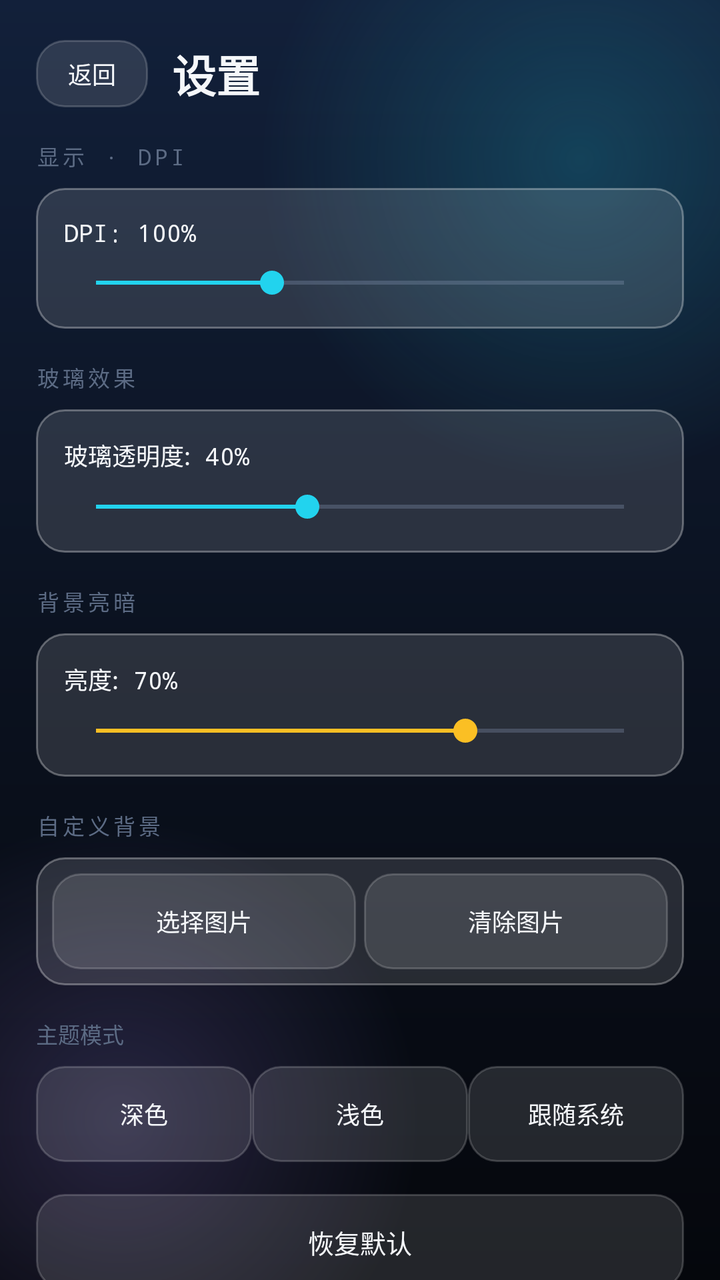
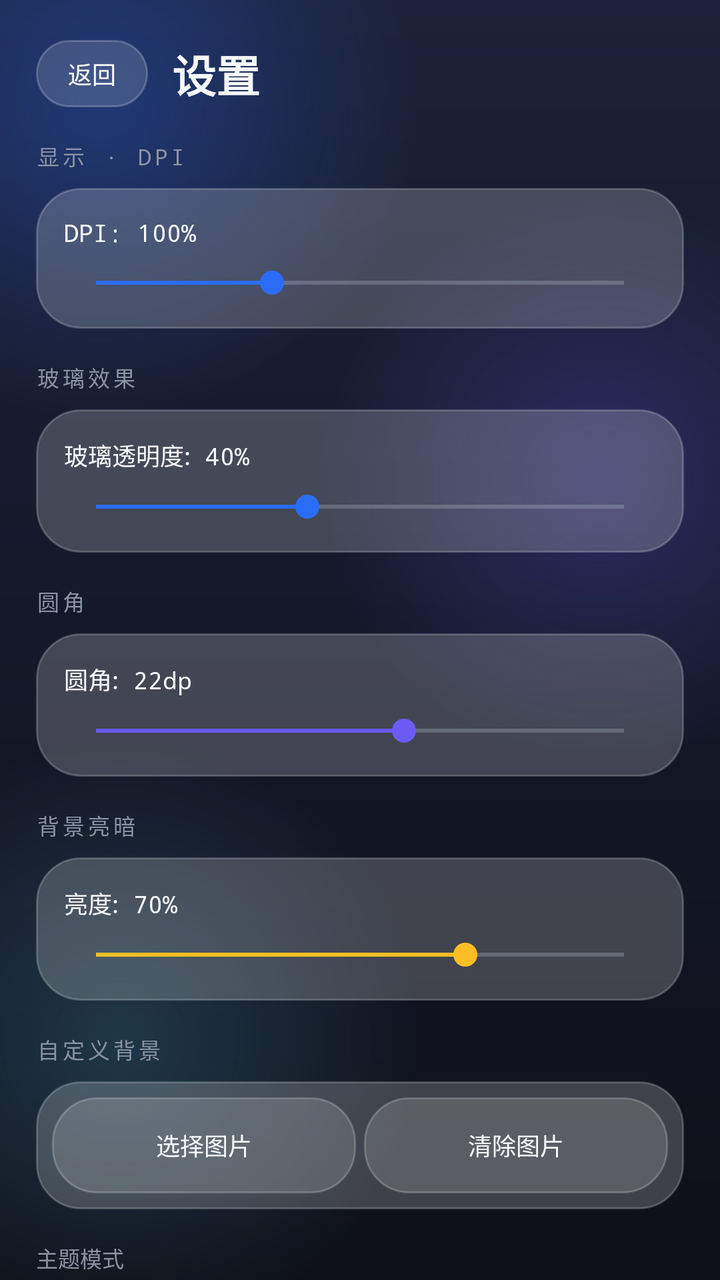

Screens rendered from an Android XML layout before and after an edit, with the pre-edit source and the edit as a unified diff.
<!-- AndroidManifest.xml: application theme AppTheme -->
<!-- res/layout/activity_settings.xml -->
<?xml version="1.0" encoding="utf-8"?>
<FrameLayout xmlns:android="http://schemas.android.com/apk/res/android"
    android:layout_width="match_parent" android:layout_height="match_parent">
    <ImageView android:id="@+id/bg_custom" android:layout_width="match_parent" android:layout_height="match_parent" android:scaleType="centerCrop" android:visibility="gone" />
    <View android:id="@+id/bg_hue" android:layout_width="match_parent" android:layout_height="match_parent" android:background="#00000000" />
    <View android:id="@+id/bg_glass" android:layout_width="match_parent" android:layout_height="match_parent" android:background="#00000000" />
    <LinearLayout android:layout_width="match_parent" android:layout_height="match_parent" android:orientation="vertical" android:fitsSystemWindows="true" android:paddingLeft="18dp" android:paddingRight="18dp">
        <LinearLayout android:layout_width="match_parent" android:layout_height="wrap_content" android:orientation="horizontal" android:gravity="center_vertical" android:paddingTop="20dp" android:paddingBottom="16dp">
            <Button android:id="@+id/btn_back" android:layout_width="wrap_content" android:layout_height="wrap_content" android:text="返回" android:textSize="12sp" android:textColor="@color/text_primary" android:background="@drawable/glass_btn_secondary" android:tag="glass" android:textAllCaps="false" android:paddingLeft="16dp" android:paddingRight="16dp" android:minWidth="0dp" android:minHeight="0dp" android:paddingTop="8dp" android:paddingBottom="8dp" />
            <TextView android:layout_width="0dp" android:layout_height="wrap_content" android:layout_weight="1" android:layout_marginStart="12dp" android:text="设置" android:textSize="22sp" android:textStyle="bold" android:textColor="@color/text_primary" />
        </LinearLayout>
        <ScrollView android:layout_width="match_parent" android:layout_height="0dp" android:layout_weight="1" android:scrollbars="none" android:clipToPadding="false">
            <LinearLayout android:layout_width="match_parent" android:layout_height="wrap_content" android:orientation="vertical" android:paddingBottom="24dp">
                <TextView android:layout_width="wrap_content" android:layout_height="wrap_content" android:text="显示 · DPI" style="@style/SectionLabel" android:layout_marginBottom="8dp" />
                <LinearLayout android:layout_width="match_parent" android:layout_height="wrap_content" android:orientation="vertical" android:background="@drawable/glass_card" android:tag="glass" android:padding="14dp" android:layout_marginBottom="16dp">
                    <TextView android:id="@+id/tv_dpi" android:layout_width="match_parent" android:layout_height="wrap_content" android:text="DPI: 100%" android:textSize="12sp" android:textColor="@color/text_primary" android:fontFamily="monospace" android:layout_marginBottom="8dp" />
                    <SeekBar android:id="@+id/seek_dpi" android:layout_width="match_parent" android:layout_height="wrap_content" android:max="150" android:progress="50" android:progressTint="@color/accent_cyan" android:thumbTint="@color/accent_cyan" />
                </LinearLayout>
                <TextView android:layout_width="wrap_content" android:layout_height="wrap_content" android:text="玻璃效果" style="@style/SectionLabel" android:layout_marginBottom="8dp" />
                <LinearLayout android:layout_width="match_parent" android:layout_height="wrap_content" android:orientation="vertical" android:background="@drawable/glass_card" android:tag="glass" android:padding="14dp" android:layout_marginBottom="16dp">
                    <TextView android:id="@+id/tv_glass" android:layout_width="match_parent" android:layout_height="wrap_content" android:text="玻璃透明度: 40%" android:textSize="12sp" android:textColor="@color/text_primary" android:fontFamily="monospace" android:layout_marginBottom="8dp" />
                    <SeekBar android:id="@+id/seek_glass" android:layout_width="match_parent" android:layout_height="wrap_content" android:max="100" android:progress="40" android:progressTint="@color/accent_cyan" android:thumbTint="@color/accent_cyan" />
                </LinearLayout>
                <TextView android:layout_width="wrap_content" android:layout_height="wrap_content" android:text="背景亮暗" style="@style/SectionLabel" android:layout_marginBottom="8dp" />
                <LinearLayout android:layout_width="match_parent" android:layout_height="wrap_content" android:orientation="vertical" android:background="@drawable/glass_card" android:tag="glass" android:padding="14dp" android:layout_marginBottom="16dp">
                    <TextView android:id="@+id/tv_bright" android:layout_width="match_parent" android:layout_height="wrap_content" android:text="亮度: 70%" android:textSize="12sp" android:textColor="@color/text_primary" android:fontFamily="monospace" android:layout_marginBottom="8dp" />
                    <SeekBar android:id="@+id/seek_bright" android:layout_width="match_parent" android:layout_height="wrap_content" android:max="100" android:progress="70" android:progressTint="@color/accent_amber" android:thumbTint="@color/accent_amber" />
                </LinearLayout>
                
<TextView android:layout_width="wrap_content" android:layout_height="wrap_content" android:text="自定义背景" style="@style/SectionLabel" android:layout_marginBottom="8dp" />
                <LinearLayout android:layout_width="match_parent" android:layout_height="wrap_content" android:orientation="horizontal" android:background="@drawable/glass_card" android:tag="glass" android:padding="8dp" android:layout_marginBottom="16dp">
                    <Button android:id="@+id/btn_pick_bg" android:layout_width="0dp" android:layout_height="wrap_content" android:layout_weight="1" android:text="选择图片" android:textSize="12sp" android:textColor="@color/text_primary" android:background="@drawable/glass_btn_secondary" android:tag="glass" android:textAllCaps="false" android:layout_marginEnd="4dp" android:padding="12dp" />
                    <Button android:id="@+id/btn_clear_bg" android:layout_width="0dp" android:layout_height="wrap_content" android:layout_weight="1" android:text="清除图片" android:textSize="12sp" android:textColor="@color/text_primary" android:background="@drawable/glass_btn_secondary" android:tag="glass" android:textAllCaps="false" android:padding="12dp" />
                </LinearLayout>
                <TextView android:layout_width="wrap_content" android:layout_height="wrap_content" android:text="主题模式" android:textSize="11sp" android:textColor="@color/text_muted" android:layout_marginBottom="8dp" />
                <LinearLayout android:layout_width="match_parent" android:layout_height="wrap_content" android:orientation="horizontal" android:layout_marginBottom="16dp">
                    <Button android:id="@+id/th_dark" android:layout_width="0dp" android:layout_height="wrap_content" android:layout_weight="1" android:textSize="12sp" android:textColor="@color/text_primary" android:background="@drawable/glass_btn_secondary" android:tag="glass" android:textAllCaps="false" android:padding="12dp" android:text="深色" />
                    <Button android:id="@+id/th_light" android:layout_width="0dp" android:layout_height="wrap_content" android:layout_weight="1" android:textSize="12sp" android:textColor="@color/text_primary" android:background="@drawable/glass_btn_secondary" android:tag="glass" android:textAllCaps="false" android:padding="12dp" android:text="浅色" />
                    <Button android:id="@+id/th_auto" android:layout_width="0dp" android:layout_height="wrap_content" android:layout_weight="1" android:textSize="12sp" android:textColor="@color/text_primary" android:background="@drawable/glass_btn_secondary" android:tag="glass" android:textAllCaps="false" android:padding="12dp" android:text="跟随系统" />
                </LinearLayout>
                <Button android:id="@+id/btn_reset" android:layout_width="match_parent" android:layout_height="wrap_content" android:text="恢复默认" android:textSize="13sp" android:textColor="@color/text_primary" android:background="@drawable/glass_btn_secondary" android:tag="glass" android:textAllCaps="false" android:padding="14dp" android:layout_marginBottom="10dp" />
            </LinearLayout>
        </ScrollView>
    </LinearLayout>
</FrameLayout>
<!-- resources referenced by this layout -->
<resources>
  <color name="accent_amber">#FBBF24</color>
  <color name="accent_cyan">#22D3EE</color>
  <color name="text_muted">#5C6B84</color>
  <color name="text_primary">#F5F7FA</color>
  <!-- drawable glass_btn_secondary (drawable) -->
  <?xml version="1.0" encoding="utf-8"?>
  <shape xmlns:android="http://schemas.android.com/apk/res/android" android:shape="rectangle">
    <solid android:color="#1FFFFFFF" />
    <corners android:radius="14dp" />
    <stroke android:width="1dp" android:color="#2EFFFFFF" />
  </shape>
  <!-- drawable glass_card (drawable) -->
  <?xml version="1.0" encoding="utf-8"?>
  <shape xmlns:android="http://schemas.android.com/apk/res/android" android:shape="rectangle">
      <solid android:color="#20FFFFFF" />
      <corners android:radius="14dp" />
      <stroke android:width="1dp" android:color="#50FFFFFF" />
  </shape>
  <style name="SectionLabel">
          <item name="android:textSize">11sp</item>
          <item name="android:textColor">@color/text_muted</item>
          <item name="android:fontFamily">monospace</item>
          <item name="android:letterSpacing">0.15</item>
      </style>
  <style name="AppTheme" parent="Theme.AppCompat.NoActionBar">
          <item name="colorPrimary">@color/bg_primary</item>
          <item name="colorPrimaryDark">@color/bg_primary</item>
          <item name="colorAccent">@color/accent_cyan</item>
          <item name="android:windowBackground">@drawable/bg_window</item>
          <item name="android:textColorPrimary">@color/text_primary</item>
          <item name="android:textColorSecondary">@color/text_secondary</item>
          <item name="android:windowAnimationStyle">@style/AppWindowAnim</item>
      </style>
  <color name="bg_primary">#0B0F17</color>
  <!-- drawable bg_window (drawable) -->
  <?xml version="1.0" encoding="utf-8"?>
  <layer-list xmlns:android="http://schemas.android.com/apk/res/android">
      <item>
          <shape android:shape="rectangle">
              <gradient android:type="linear" android:angle="270" android:startColor="#12203A" android:centerColor="#0B1220" android:endColor="#05070C" />
          </shape>
      </item>
      <item android:gravity="top|right" android:width="320dp" android:height="320dp" android:top="-80dp" android:right="-90dp">
          <shape android:shape="oval">
              <gradient android:type="radial" android:gradientRadius="160dp" android:startColor="#3322D3EE" android:endColor="#0022D3EE" />
          </shape>
      </item>
      <item android:gravity="bottom|left" android:width="300dp" android:height="300dp" android:bottom="-70dp" android:left="-90dp">
          <shape android:shape="oval">
              <gradient android:type="radial" android:gradientRadius="150dp" android:startColor="#33A78BFA" android:endColor="#00A78BFA" />
          </shape>
      </item>
  </layer-list>
  <color name="text_secondary">#8A9BB8</color>
  <style name="AppWindowAnim">
          <item name="android:activityOpenEnterAnimation">@anim/slide_in_right</item>
          <item name="android:activityOpenExitAnimation">@anim/fade_out</item>
          <item name="android:activityCloseEnterAnimation">@anim/fade_in</item>
          <item name="android:activityCloseExitAnimation">@anim/slide_out_right</item>
      </style>
</resources>

<!-- the commit's change to res/layout/activity_settings.xml (unified diff, before → after) -->
@@ -21,6 +21,11 @@
                     <TextView android:id="@+id/tv_glass" android:layout_width="match_parent" android:layout_height="wrap_content" android:text="玻璃透明度: 40%" android:textSize="12sp" android:textColor="@color/text_primary" android:fontFamily="monospace" android:layout_marginBottom="8dp" />
                     <SeekBar android:id="@+id/seek_glass" android:layout_width="match_parent" android:layout_height="wrap_content" android:max="100" android:progress="40" android:progressTint="@color/accent_cyan" android:thumbTint="@color/accent_cyan" />
                 </LinearLayout>
+                <TextView android:layout_width="wrap_content" android:layout_height="wrap_content" android:text="圆角" style="@style/SectionLabel" android:layout_marginBottom="8dp" />
+                <LinearLayout android:layout_width="match_parent" android:layout_height="wrap_content" android:orientation="vertical" android:background="@drawable/glass_card" android:tag="glass" android:padding="14dp" android:layout_marginBottom="16dp">
+                    <TextView android:id="@+id/tv_corner" android:layout_width="match_parent" android:layout_height="wrap_content" android:text="圆角: 22dp" android:textSize="12sp" android:textColor="@color/text_primary" android:fontFamily="monospace" android:layout_marginBottom="8dp" />
+                    <SeekBar android:id="@+id/seek_corner" android:layout_width="match_parent" android:layout_height="wrap_content" android:max="24" android:progress="14" android:progressTint="@color/accent_purple" android:thumbTint="@color/accent_purple" />
+                </LinearLayout>
                 <TextView android:layout_width="wrap_content" android:layout_height="wrap_content" android:text="背景亮暗" style="@style/SectionLabel" android:layout_marginBottom="8dp" />
                 <LinearLayout android:layout_width="match_parent" android:layout_height="wrap_content" android:orientation="vertical" android:background="@drawable/glass_card" android:tag="glass" android:padding="14dp" android:layout_marginBottom="16dp">
                     <TextView android:id="@+id/tv_bright" android:layout_width="match_parent" android:layout_height="wrap_content" android:text="亮度: 70%" android:textSize="12sp" android:textColor="@color/text_primary" android:fontFamily="monospace" android:layout_marginBottom="8dp" />
<!-- resource entries referenced after the edit -->
@@ -1,22 +1,23 @@
 <!-- resources referenced by this layout -->
 <resources>
   <color name="accent_amber">#FBBF24</color>
-  <color name="accent_cyan">#22D3EE</color>
-  <color name="text_muted">#5C6B84</color>
-  <color name="text_primary">#F5F7FA</color>
+  <color name="accent_cyan">#2B6CF6</color>
+  <color name="accent_purple">#6A5BF7</color>
+  <color name="text_muted">#8A93A3</color>
+  <color name="text_primary">#F7F8FA</color>
   <!-- drawable glass_btn_secondary (drawable) -->
   <?xml version="1.0" encoding="utf-8"?>
   <shape xmlns:android="http://schemas.android.com/apk/res/android" android:shape="rectangle">
-    <solid android:color="#1FFFFFFF" />
-    <corners android:radius="14dp" />
-    <stroke android:width="1dp" android:color="#2EFFFFFF" />
+      <solid android:color="#26FFFFFF" />
+      <corners android:radius="22dp" />
+      <stroke android:width="1dp" android:color="#35FFFFFF" />
   </shape>
   <!-- drawable glass_card (drawable) -->
   <?xml version="1.0" encoding="utf-8"?>
   <shape xmlns:android="http://schemas.android.com/apk/res/android" android:shape="rectangle">
-      <solid android:color="#20FFFFFF" />
-      <corners android:radius="14dp" />
-      <stroke android:width="1dp" android:color="#50FFFFFF" />
+      <solid android:color="#33FFFFFF" />
+      <corners android:radius="22dp" />
+      <stroke android:width="1dp" android:color="#35FFFFFF" />
   </shape>
   <style name="SectionLabel">
           <item name="android:textSize">11sp</item>
@@ -33,27 +34,36 @@
           <item name="android:textColorSecondary">@color/text_secondary</item>
           <item name="android:windowAnimationStyle">@style/AppWindowAnim</item>
       </style>
-  <color name="bg_primary">#0B0F17</color>
+  <color name="bg_primary">#0E1018</color>
   <!-- drawable bg_window (drawable) -->
   <?xml version="1.0" encoding="utf-8"?>
   <layer-list xmlns:android="http://schemas.android.com/apk/res/android">
       <item>
           <shape android:shape="rectangle">
-              <gradient android:type="linear" android:angle="270" android:startColor="#12203A" android:centerColor="#0B1220" android:endColor="#05070C" />
+              <gradient android:type="linear" android:angle="270"
+                  android:startColor="#1B2138" android:centerColor="#141828" android:endColor="#0E1018" />
           </shape>
       </item>
-      <item android:gravity="top|right" android:width="320dp" android:height="320dp" android:top="-80dp" android:right="-90dp">
+      <item android:gravity="top|left" android:width="320dp" android:height="320dp" android:top="-110dp" android:left="-110dp">
           <shape android:shape="oval">
-              <gradient android:type="radial" android:gradientRadius="160dp" android:startColor="#3322D3EE" android:endColor="#0022D3EE" />
+              <gradient android:type="radial" android:gradientRadius="160dp"
+                  android:startColor="#552B6CF6" android:endColor="#002B6CF6" />
           </shape>
       </item>
-      <item android:gravity="bottom|left" android:width="300dp" android:height="300dp" android:bottom="-70dp" android:left="-90dp">
+      <item android:gravity="top|right" android:width="280dp" android:height="280dp" android:top="100dp" android:right="-80dp">
           <shape android:shape="oval">
-              <gradient android:type="radial" android:gradientRadius="150dp" android:startColor="#33A78BFA" android:endColor="#00A78BFA" />
+              <gradient android:type="radial" android:gradientRadius="140dp"
+                  android:startColor="#446A5BF7" android:endColor="#006A5BF7" />
+          </shape>
+      </item>
+      <item android:gravity="bottom|left" android:width="300dp" android:height="300dp" android:bottom="-30dp" android:left="-90dp">
+          <shape android:shape="oval">
+              <gradient android:type="radial" android:gradientRadius="150dp"
+                  android:startColor="#3356C8E8" android:endColor="#0056C8E8" />
           </shape>
       </item>
   </layer-list>
-  <color name="text_secondary">#8A9BB8</color>
+  <color name="text_secondary">#B4BCC9</color>
   <style name="AppWindowAnim">
           <item name="android:activityOpenEnterAnimation">@anim/slide_in_right</item>
           <item name="android:activityOpenExitAnimation">@anim/fade_out</item>
